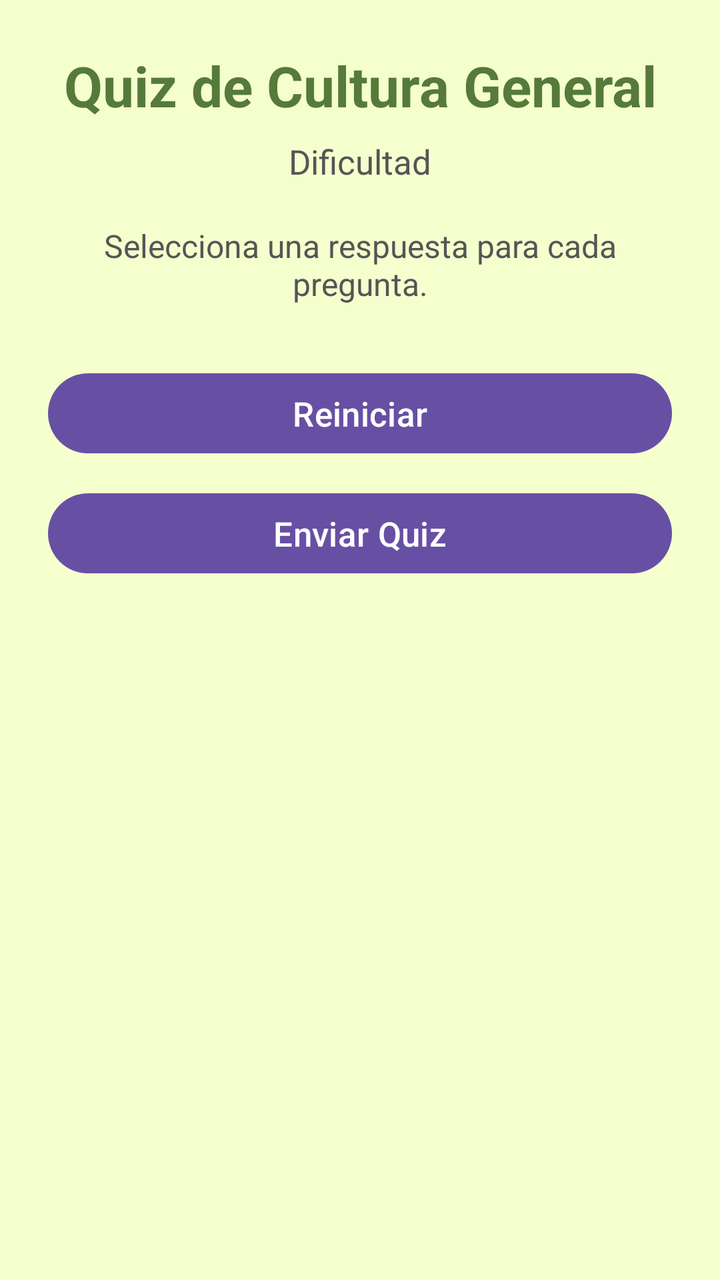
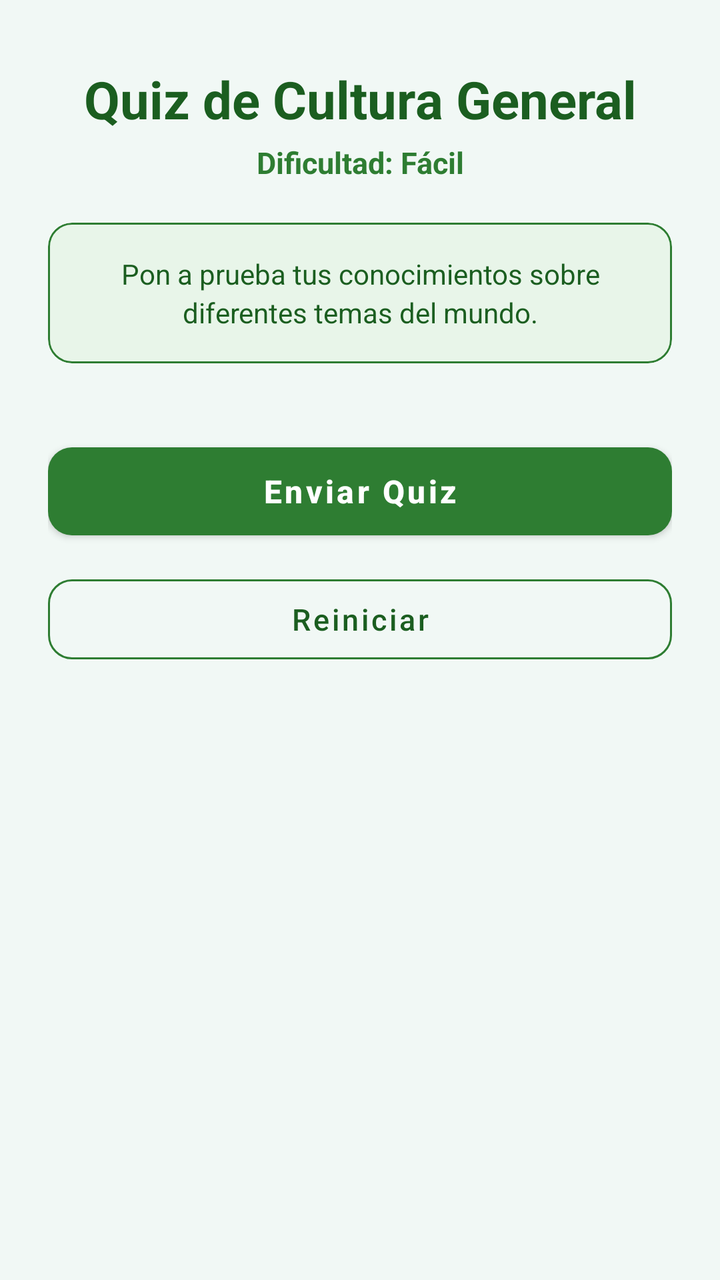

The first picture is an Android layout as it rendered before a commit; the second is the same layout after the commit. The layout source and the unified diff follow.
<!-- AndroidManifest.xml: application theme Theme.QuizMaster -->
<!-- res/layout/activity_cultura.xml -->
<?xml version="1.0" encoding="utf-8"?>
<ScrollView
    xmlns:android="http://schemas.android.com/apk/res/android"
    android:layout_width="match_parent"
    android:layout_height="match_parent"
    android:background="#F4FFCD">

    <LinearLayout
        android:layout_width="match_parent"
        android:layout_height="wrap_content"
        android:orientation="vertical"
        android:padding="24dp">

        <TextView
            android:layout_width="match_parent"
            android:layout_height="wrap_content"
            android:text="Quiz de Cultura General"
            android:textSize="28sp"
            android:textStyle="bold"
            android:textColor="#557A3A"
            android:gravity="center"
            android:layout_marginBottom="8dp" />

        <TextView
            android:id="@+id/textoDificultad"
            android:layout_width="match_parent"
            android:layout_height="wrap_content"
            android:text="Dificultad"
            android:textSize="17sp"
            android:textColor="#555555"
            android:gravity="center"
            android:layout_marginBottom="20dp" />

        <TextView
            android:layout_width="match_parent"
            android:layout_height="wrap_content"
            android:text="Selecciona una respuesta para cada pregunta."
            android:textSize="16sp"
            android:textColor="#555555"
            android:gravity="center"
            android:layout_marginBottom="10dp" />

        <LinearLayout
            android:id="@+id/contenedorPreguntas"
            android:layout_width="match_parent"
            android:layout_height="wrap_content"
            android:orientation="vertical" />

        <Button
            android:id="@+id/botonReiniciar"
            android:layout_width="match_parent"
            android:layout_height="wrap_content"
            android:text="Reiniciar"
            android:textSize="17sp"
            android:layout_marginTop="20dp"
            android:layout_marginBottom="12dp" />

        <Button
            android:id="@+id/botonEnviar"
            android:layout_width="match_parent"
            android:layout_height="wrap_content"
            android:text="Enviar Quiz"
            android:textSize="17sp"
            android:layout_marginBottom="20dp" />

    </LinearLayout>

</ScrollView>
<!-- resources referenced by this layout -->
<resources>
  <style name="Theme.QuizMaster" parent="Base.Theme.QuizMaster" />
  <style name="Base.Theme.QuizMaster" parent="Theme.Material3.DayNight.NoActionBar">
          
          
      </style>
</resources>

<!-- the commit's change to res/layout/activity_cultura.xml (unified diff, before → after) -->
@@ -1,9 +1,11 @@
 <?xml version="1.0" encoding="utf-8"?>
 <ScrollView
     xmlns:android="http://schemas.android.com/apk/res/android"
+    xmlns:app="http://schemas.android.com/apk/res-auto"
     android:layout_width="match_parent"
     android:layout_height="match_parent"
-    android:background="#F4FFCD">
+    android:background="@color/colorCultura5"
+    android:fillViewport="true">
 
     <LinearLayout
         android:layout_width="match_parent"
@@ -15,30 +17,44 @@
             android:layout_width="match_parent"
             android:layout_height="wrap_content"
             android:text="Quiz de Cultura General"
-            android:textSize="28sp"
+            android:textSize="26sp"
             android:textStyle="bold"
-            android:textColor="#557A3A"
+            android:textColor="@color/colorCulturaTexto"
             android:gravity="center"
-            android:layout_marginBottom="8dp" />
+            android:layout_marginTop="8dp" />
 
         <TextView
             android:id="@+id/textoDificultad"
             android:layout_width="match_parent"
             android:layout_height="wrap_content"
-            android:text="Dificultad"
-            android:textSize="17sp"
-            android:textColor="#555555"
+            android:text="Dificultad: Fácil"
+            android:textSize="15sp"
+            android:textStyle="bold"
+            android:textColor="@color/colorCultura1"
             android:gravity="center"
+            android:layout_marginTop="4dp"
             android:layout_marginBottom="20dp" />
 
-        <TextView
+        <com.google.android.material.card.MaterialCardView
             android:layout_width="match_parent"
             android:layout_height="wrap_content"
-            android:text="Selecciona una respuesta para cada pregunta."
-            android:textSize="16sp"
-            android:textColor="#555555"
-            android:gravity="center"
-            android:layout_marginBottom="10dp" />
+            android:layout_marginBottom="20dp"
+            app:cardCornerRadius="12dp"
+            app:cardElevation="0dp"
+            app:strokeColor="@color/colorCultura1"
+            app:strokeWidth="1dp"
+            app:cardBackgroundColor="@color/colorCultura4">
+
+            <TextView
+                android:layout_width="match_parent"
+                android:layout_height="wrap_content"
+                android:padding="16dp"
+                android:text="Pon a prueba tus conocimientos sobre diferentes temas del mundo."
+                android:textSize="14sp"
+                android:textColor="@color/colorCulturaTexto"
+                android:gravity="center"
+                android:lineSpacingExtra="3dp" />
+        </com.google.android.material.card.MaterialCardView>
 
         <LinearLayout
             android:id="@+id/contenedorPreguntas"
@@ -46,23 +62,31 @@
             android:layout_height="wrap_content"
             android:orientation="vertical" />
 
-        <Button
-            android:id="@+id/botonReiniciar"
-            android:layout_width="match_parent"
-            android:layout_height="wrap_content"
-            android:text="Reiniciar"
-            android:textSize="17sp"
-            android:layout_marginTop="20dp"
-            android:layout_marginBottom="12dp" />
-
-        <Button
+        <com.google.android.material.button.MaterialButton
             android:id="@+id/botonEnviar"
             android:layout_width="match_parent"
-            android:layout_height="wrap_content"
+            android:layout_height="56dp"
             android:text="Enviar Quiz"
-            android:textSize="17sp"
-            android:layout_marginBottom="20dp" />
+            android:textSize="16sp"
+            android:textStyle="bold"
+            android:textColor="@color/colorBlanco"
+            app:backgroundTint="@color/colorCultura1"
+            app:cornerRadius="12dp"
+            android:textAllCaps="false"
+            android:layout_marginTop="16dp"
+            android:layout_marginBottom="10dp" />
+
+        <com.google.android.material.button.MaterialButton
+            android:id="@+id/botonReiniciar"
+            style="@style/Widget.MaterialComponents.Button.OutlinedButton"
+            android:layout_width="match_parent"
+            android:layout_height="52dp"
+            android:text="Reiniciar"
+            android:textSize="15sp"
+            android:textColor="@color/colorCulturaTexto"
+            app:strokeColor="@color/colorCultura1"
+            app:cornerRadius="12dp"
+            android:textAllCaps="false" />
 
     </LinearLayout>
-
 </ScrollView>
<!-- resource entries referenced after the edit -->
@@ -1,9 +1,15 @@
 <!-- resources referenced by this layout -->
 <resources>
-  <style name="Theme.QuizMaster" parent="Base.Theme.QuizMaster" />
-  <style name="Base.Theme.QuizMaster" parent="Theme.Material3.DayNight.NoActionBar">
-          
-          
+  <color name="colorBlanco">#FFFFFF</color>
+  <color name="colorCultura1">#2E7D32</color>
+  <color name="colorCultura4">#E8F5E9</color>
+  <color name="colorCultura5">#F1F8F5</color>
+  <color name="colorCulturaTexto">#1B5E20</color>
+  <style name="Theme.QuizMaster" parent="Theme.MaterialComponents.DayNight.NoActionBar">
+  
+          <item name="colorPrimaryVariant">@color/colorGeneral1</item>
+  
       </style>
+  <color name="colorGeneral1">#1976D2</color>
 </resources>
 
